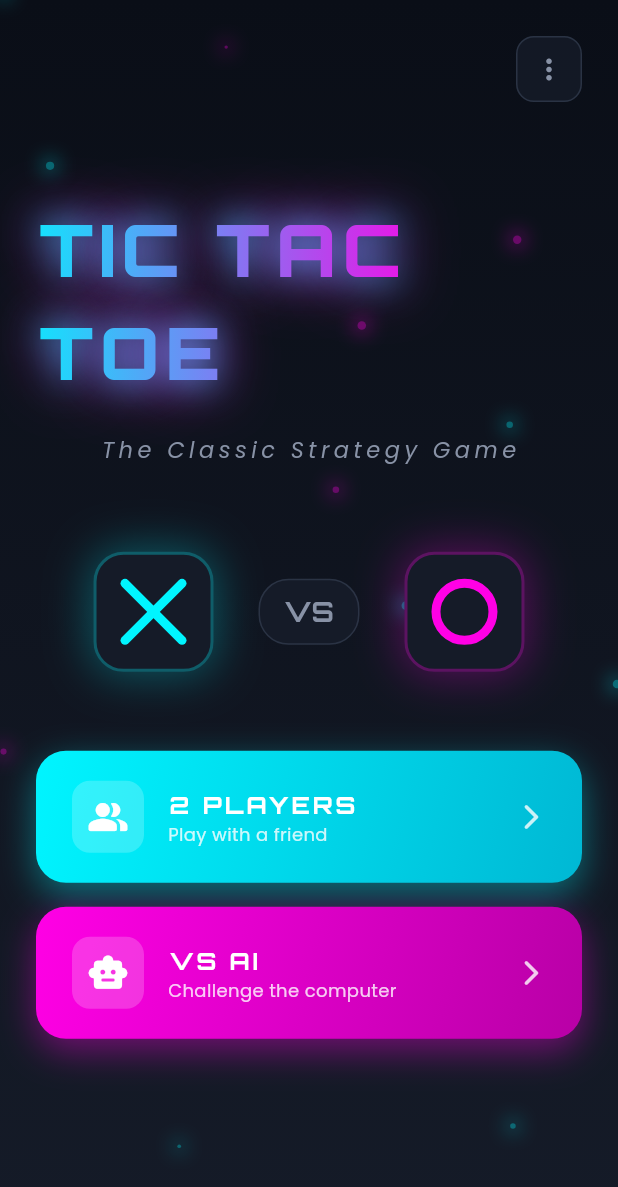
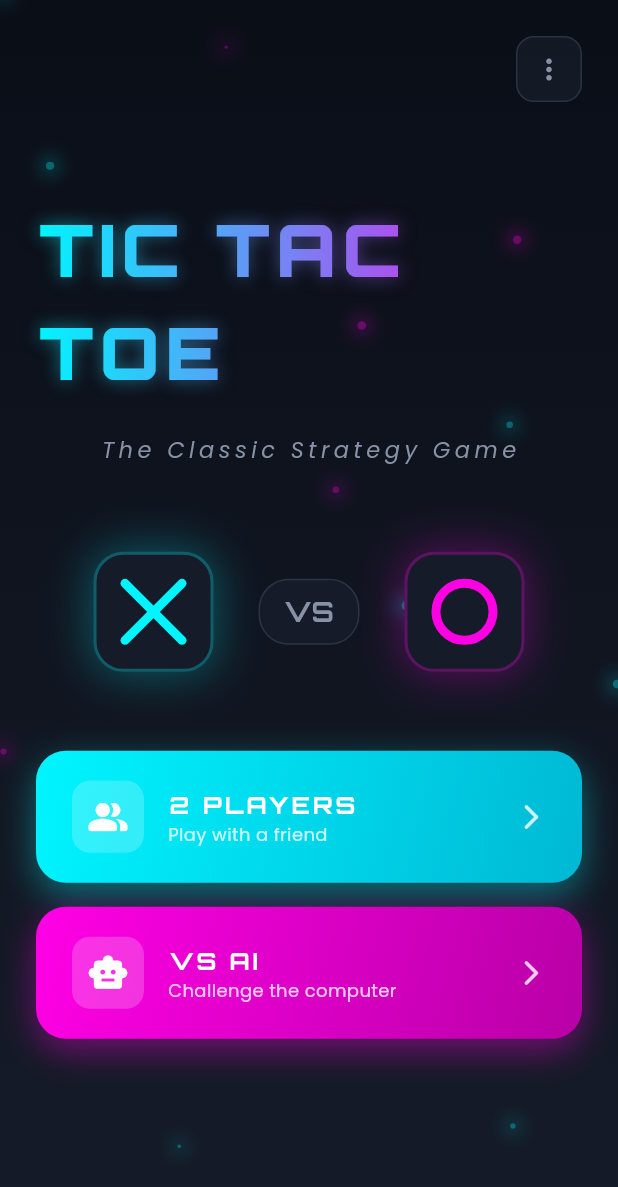
Before and after one commit to abhi9vaidya/TicTacToeFlutter, a Flutter app: the screen it shows after launch, on a phone screen of 412 x 824 dp. Shown: the top 1187 px of the screen. Run offline on Flutter 3.47's test engine with Material 3 defaults, Android fonts, the phone set to English and light mode, and no system bars; our stand-ins replace google_fonts.

```diff
--- a/lib/screens/home_screen.dart
+++ b/lib/screens/home_screen.dart
@@ -376,20 +376,30 @@ class _HomeScreenState extends State<HomeScreen> with TickerProviderStateMixin {
       builder: (context, child) {
         return Transform.scale(
           scale: _titleAnimation.value,
+          child: ShaderMask(
+            blendMode: BlendMode.srcATop,
+            shaderCallback: (bounds) => LinearGradient(
+              colors: [
+                AppColors.primary,
+                AppColors.secondary,
+                AppColors.primary,
+              ],
+              stops: [0, _titleGlowAnimation.value, 1],
+            ).createShader(bounds),
             child: Text(
               'TIC TAC TOE',
               style: GoogleFonts.orbitron(
                 fontSize: 48,
                 fontWeight: FontWeight.w900,
+                color: Colors.white,
                 letterSpacing: 4,
-              foreground: Paint()
-                ..shader = const LinearGradient(
-                  colors: [AppColors.primary, AppColors.secondary],
-                ).createShader(const Rect.fromLTWH(0, 0, 300, 60)),
                 shadows: [
-                const Shadow(color: AppColors.primary, blurRadius: 30),
-                const Shadow(color: AppColors.secondary, blurRadius: 50),
+                  Shadow(
+                    color: AppColors.primary.withOpacity(0.5),
+                    blurRadius: 15,
+                  ),
                 ],
+              ),
             ),
           ),
         );
```
Lines whose indentation alone changed are shown as unchanged.
